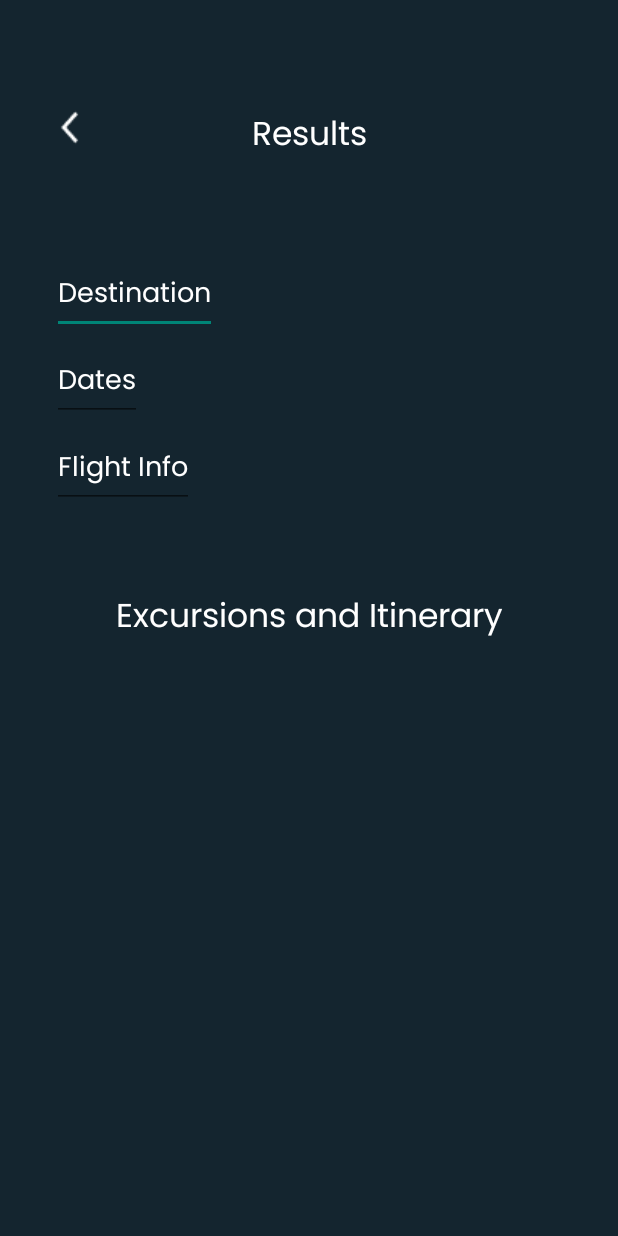
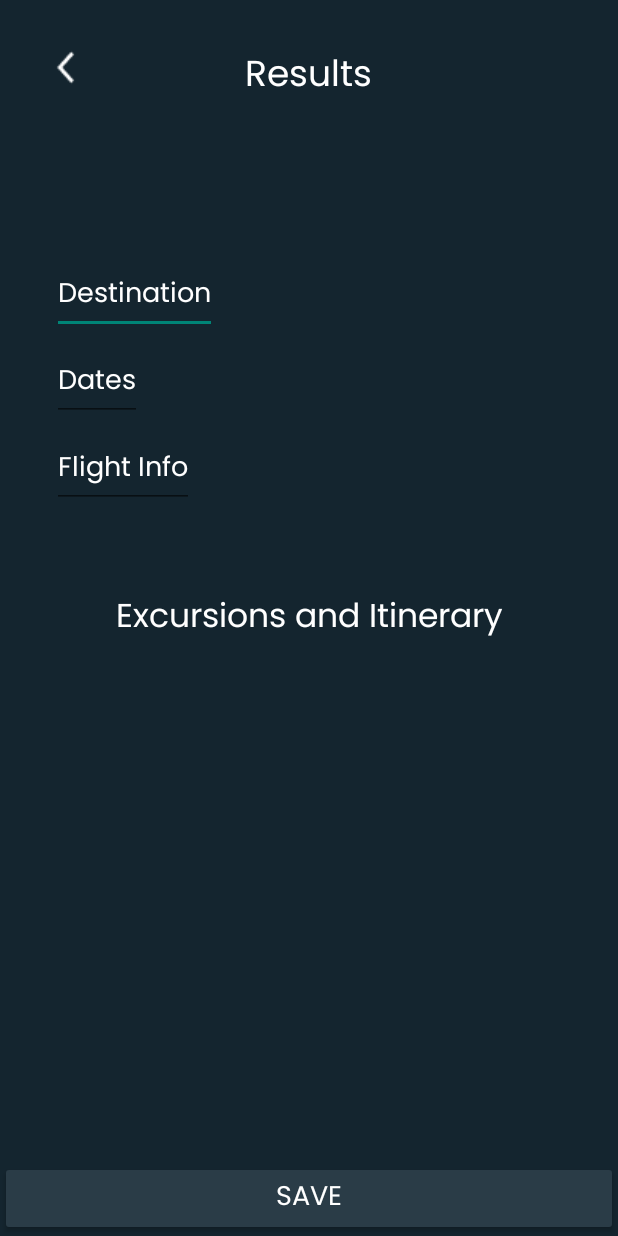
Before and after one commit to rithvik213/TripPlanner, an Android app: the layout fragment_results.xml on its own in the app's theme, with its tools: preview values and no code run, on a phone screen of 412 x 824 dp. Run offline under Robolectric (Android 15) with nearby library versions, the phone set to English and light mode, and no system bars.

Commit message:
added all the navigation between buttons and components

```diff
--- a/app/src/main/java/com/example/tripplanner/OnboardingFragment1.kt
+++ b/app/src/main/java/com/example/tripplanner/OnboardingFragment1.kt
@@ -23,7 +23,6 @@ class OnboardingFragment1 : Fragment(), GoogleSignInHelper.SignInResultListener
         inflater: LayoutInflater, container: ViewGroup?,
         savedInstanceState: Bundle?
     ): View? {
-        // Inflate the layout for this fragment
         return inflater.inflate(R.layout.fragment_onboarding1, container, false)
     }
 
--- a/app/src/main/res/layout/activity_main.xml
+++ b/app/src/main/res/layout/activity_main.xml
@@ -53,9 +53,4 @@
         </LinearLayout>
     </androidx.appcompat.widget.Toolbar>
 
-
-
-
-
-
 </LinearLayout>
--- a/app/src/main/res/layout/fragment_results.xml
+++ b/app/src/main/res/layout/fragment_results.xml
@@ -9,31 +9,30 @@
 
 
     <ImageButton
+        android:id="@+id/resultsbackbutton"
         android:layout_width="wrap_content"
-        android:id="@+id/resultsbackbutton"
+        android:layout_height="wrap_content"
+        android:layout_marginStart="32dp"
+        android:layout_marginTop="32dp"
+        android:background="@drawable/arrow_back_ios_new"
+        app:layout_constraintStart_toStartOf="parent"
+        app:layout_constraintTop_toTopOf="parent" />
+
+    <TextView
+        android:id="@+id/textView3"
+        android:layout_width="wrap_content"
         android:layout_height="wrap_content"
         android:layout_gravity="center_horizontal"
-        android:background="@drawable/arrow_back_ios_new"
+        android:fontFamily="@font/poppins"
+        android:text="@string/results"
+        android:textColor="#FFFFFF"
+        android:textSize="24sp"
         app:layout_constraintBottom_toBottomOf="parent"
         app:layout_constraintEnd_toEndOf="parent"
-        app:layout_constraintHorizontal_bias="0.09"
+        app:layout_constraintHorizontal_bias="0.498"
         app:layout_constraintStart_toStartOf="parent"
         app:layout_constraintTop_toTopOf="parent"
-        app:layout_constraintVertical_bias="0.09" />
-
-    <TextView
-        android:id="@+id/textView2"
-        android:layout_width="wrap_content"
-        android:layout_height="wrap_content"
-        android:fontFamily="@font/poppins"
-        android:text="@string/results"
-        android:textColor="@color/white"
-        android:textSize="22dp"
-        app:layout_constraintBottom_toBottomOf="parent"
-        app:layout_constraintEnd_toEndOf="parent"
-        app:layout_constraintStart_toStartOf="parent"
-        app:layout_constraintTop_toTopOf="parent"
-        app:layout_constraintVertical_bias="0.092" />
+        app:layout_constraintVertical_bias="0.04" />
 
 
     <EditText
@@ -101,5 +100,20 @@
         app:layout_constraintStart_toStartOf="parent"
         app:layout_constraintTop_toTopOf="parent" />
 
+    <Button
+        android:id="@+id/saveButton"
+        android:layout_width="0dp"
+        android:layout_height="wrap_content"
+        android:text="SAVE"
+        android:backgroundTint="@color/navy"
+        android:textColor="@color/white"
+        android:fontFamily="@font/poppins"
+        android:textSize="18dp"
+        app:layout_constraintStart_toStartOf="parent"
+        app:layout_constraintEnd_toEndOf="parent"
+        app:layout_constraintBottom_toBottomOf="parent"
+        app:layout_constraintHorizontal_bias="0.0"
+        app:layout_constraintVertical_bias="0.95" />
+
 
 </androidx.constraintlayout.widget.ConstraintLayout>
--- a/app/src/main/res/layout/fragment_trip_search.xml
+++ b/app/src/main/res/layout/fragment_trip_search.xml
@@ -60,7 +60,7 @@
     </RadioGroup>
 
     <Button
-        android:id="@+id/button"
+        android:id="@+id/searchButton"
         android:layout_width="match_parent"
         android:layout_height="wrap_content"
         android:backgroundTint="@color/navy"
```
Also changed, not shown: app/src/main/java/com/example/tripplanner/ExcursionAdapter.kt (+10 -5 lines), app/src/main/java/com/example/tripplanner/MainActivity.kt (+8 -0 lines), app/src/main/java/com/example/tripplanner/Results.kt (+17 -3 lines), app/src/main/java/com/example/tripplanner/TripSearch.kt (+8 -44 lines), app/src/main/res/navigation/nav_graph.xml (+26 -0 lines).
